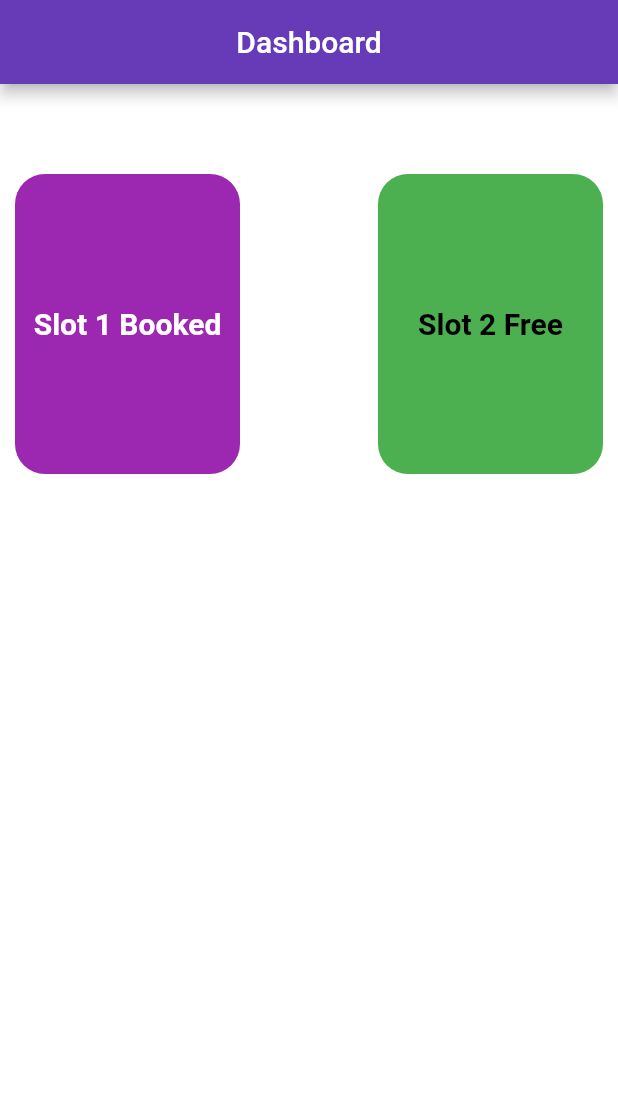
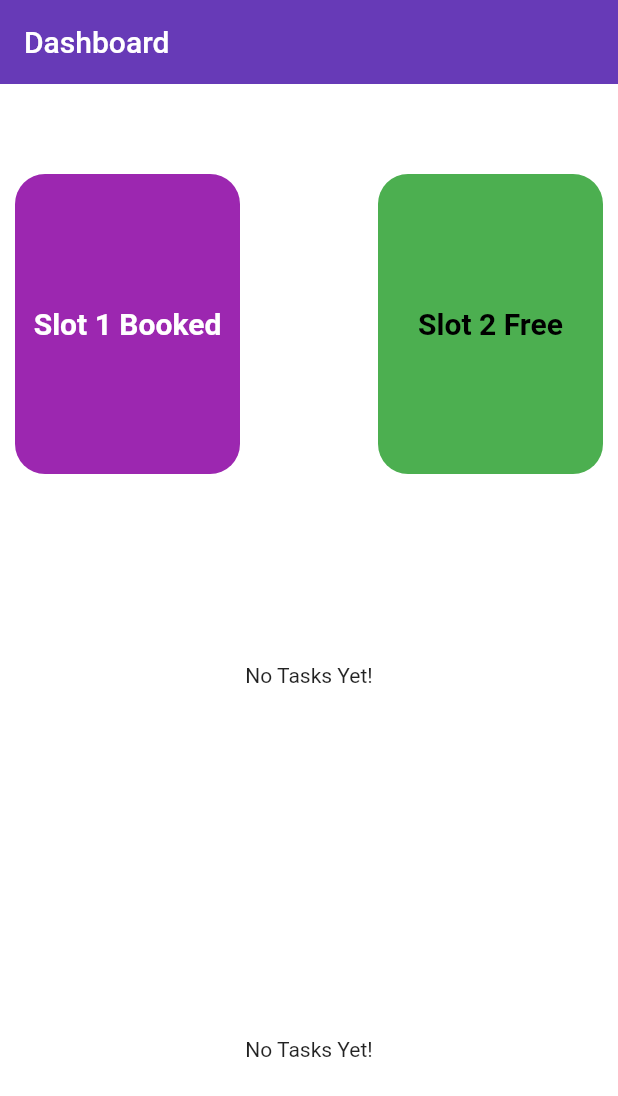
Before and after one commit to mahartanveerahmad/parkispace, a Flutter app: the screen it shows after launch, on a phone screen of 412 x 824 dp. Shown: the top 1096 px of the screen. Run offline on Flutter 3.47's test engine with Material 2 defaults, Android fonts, the phone set to English and light mode, and no system bars; our stand-ins replace cloud_firestore, firebase_core; accounts and stored records are empty.

Commit message:
Firebase integration and Data Fetching

```diff
--- a/lib/main.dart
+++ b/lib/main.dart
@@ -1,7 +1,10 @@
 import 'package:flutter/material.dart';
 import 'package:parkispace/ui/dashboard.dart';
+import 'package:firebase_core/firebase_core.dart';
 
-void main() {
+void main() async{
+  WidgetsFlutterBinding.ensureInitialized();
+  await Firebase.initializeApp();
   runApp(const MyApp());
 }
 
@@ -12,6 +15,7 @@ class MyApp extends StatelessWidget {
   @override
   Widget build(BuildContext context) {
     return MaterialApp(
+      debugShowCheckedModeBanner: false,
       title: 'Flutter Demo',
       theme: ThemeData(
         primarySwatch: Colors.deepPurple,
--- /dev/null
+++ b/lib/models/slots.dart
@@ -0,0 +1,17 @@
+import 'package:cloud_firestore/cloud_firestore.dart';
+
+class Slot{
+ final String id;
+ final String name;
+ final bool status;
+
+ Slot({required this.id, required this.name,
+ required this.status
+ });
+ factory Slot.fromSnapshot(DocumentSnapshot snapshot) {
+    final map = snapshot.data() as Map<String, dynamic>;
+    final id = snapshot.id;
+    return Slot(name: map["name"] , status: map["status"] as bool ,id: id);
+
+}
+}
--- a/lib/ui/dashboard.dart
+++ b/lib/ui/dashboard.dart
@@ -1,4 +1,8 @@
+import 'package:cloud_firestore/cloud_firestore.dart';
 import 'package:flutter/material.dart';
+import 'package:parkispace/models/slot_item.dart';
+
+import '../models/slots.dart';
 
 class DashboardScreen extends StatefulWidget {
   const DashboardScreen({super.key});
@@ -8,14 +12,27 @@ class DashboardScreen extends StatefulWidget {
 }
 
 class _DashboardScreenState extends State<DashboardScreen> {
+  Widget _buildList(QuerySnapshot<Object?>? snapshot) {
+    if (snapshot!.docs.isEmpty) {
+      return const Center(child: Text("No Tasks Yet!"));
+    } else {
+      return ListView.builder(
+        itemCount: snapshot.docs.length,
+        itemBuilder: (context, index) {
+          final doc = snapshot.docs[index];
+          Slot slot = Slot.fromSnapshot(doc);
+          return SlotItem(slot: slot);
+        },
+      );
+    }
+  }
   @override
   Widget build(BuildContext context) {
     return Scaffold(
       backgroundColor: Colors.white,
       appBar: AppBar(
-        title: const Center(
-          child: Text("Dashboard"),
-        ),
+        elevation: 0,
+        title: const Text("Dashboard"),
       ),
       body: Column(
         children: [
@@ -63,7 +80,21 @@ class _DashboardScreenState extends State<DashboardScreen> {
                 ),
               ],
             ),
-          )
+          ),
+          StreamBuilder<QuerySnapshot>(
+            stream:
+                FirebaseFirestore.instance.collection("Slot 1").snapshots(),
+            builder: ((context, snapshot) {
+              if (!snapshot.hasData) return const LinearProgressIndicator();
+              return Expanded(child: _buildList(snapshot.data));
+            })),
+            StreamBuilder<QuerySnapshot>(
+            stream:
+                FirebaseFirestore.instance.collection("Slot 2").snapshots(),
+            builder: ((context, snapshot) {
+              if (!snapshot.hasData) return const LinearProgressIndicator();
+              return Expanded(child: _buildList(snapshot.data));
+            }))
         ],
       ),
     );
--- a/pubspec.yaml
+++ b/pubspec.yaml
@@ -36,6 +36,8 @@ dependencies:
   # The following adds the Cupertino Icons font to your application.
   # Use with the CupertinoIcons class for iOS style icons.
   cupertino_icons: ^1.0.2
+  firebase_core: ^2.1.0
+  cloud_firestore: ^4.0.2
 
 dev_dependencies:
   flutter_test:
```
Also changed, not shown: lib/models/slot_item.dart (added, +14 -0 lines), pubspec.lock, 4 other files.
